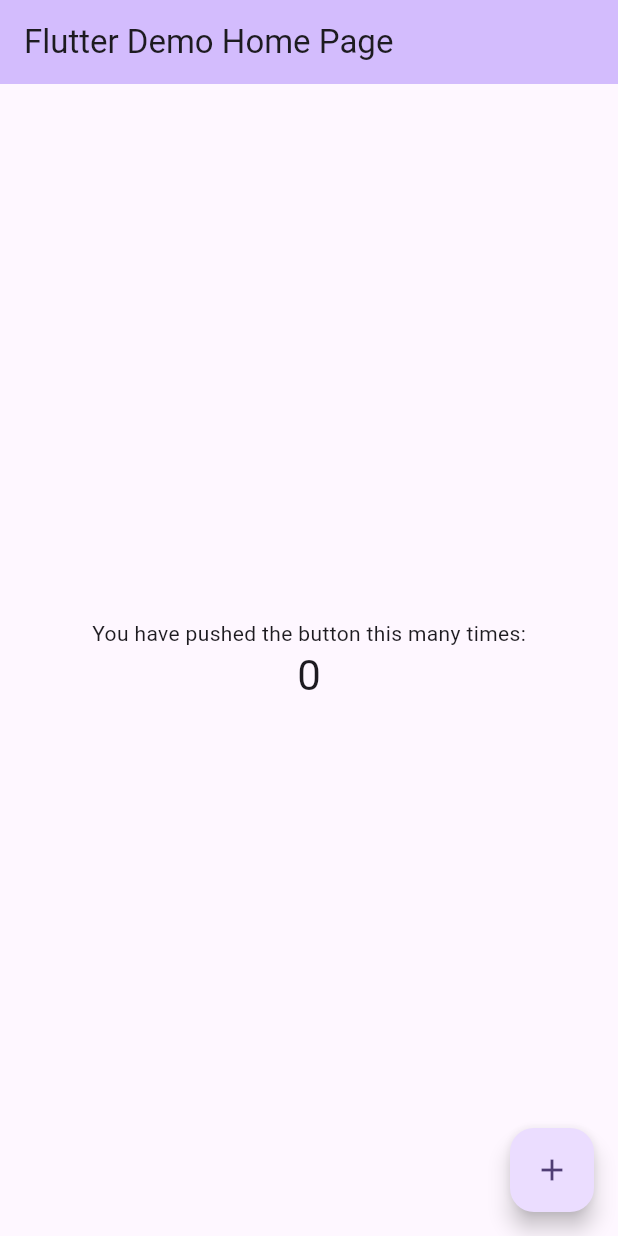
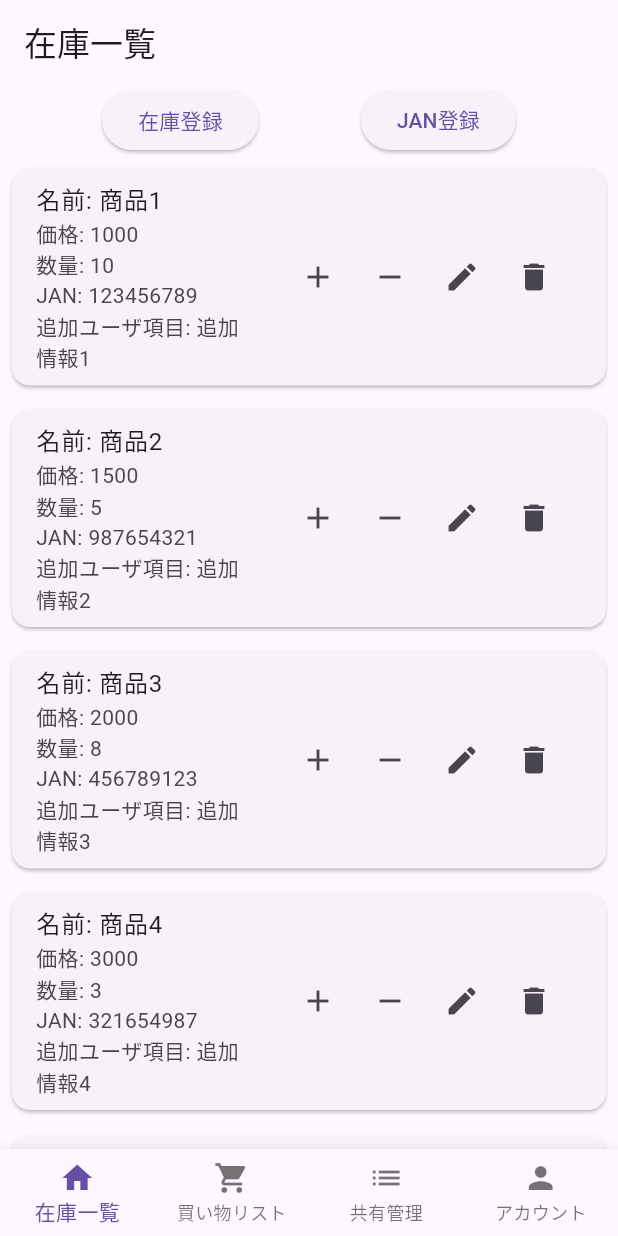
Before and after one commit to Sora0613/FlutterPractice, a Flutter app: the screen it shows after launch, on a phone screen of 412 x 824 dp. Run offline on Flutter 3.47's test engine with Material 3 defaults, Android fonts, the phone set to English and light mode, and no system bars.

Commit message:
画面頑張ってます。

```diff
--- a/lib/main.dart
+++ b/lib/main.dart
@@ -1,125 +1,6 @@
 import 'package:flutter/material.dart';
+import 'src/nav.dart';
 
 void main() {
   runApp(const MyApp());
 }
-
-class MyApp extends StatelessWidget {
-  const MyApp({super.key});
-
-  // This widget is the root of your application.
-  @override
-  Widget build(BuildContext context) {
-    return MaterialApp(
-      title: 'Flutter Demo',
-      theme: ThemeData(
-        // This is the theme of your application.
-        //
-        // TRY THIS: Try running your application with "flutter run". You'll see
-        // the application has a purple toolbar. Then, without quitting the app,
-        // try changing the seedColor in the colorScheme below to Colors.green
-        // and then invoke "hot reload" (save your changes or press the "hot
-        // reload" button in a Flutter-supported IDE, or press "r" if you used
-        // the command line to start the app).
-        //
-        // Notice that the counter didn't reset back to zero; the application
-        // state is not lost during the reload. To reset the state, use hot
-        // restart instead.
-        //
-        // This works for code too, not just values: Most code changes can be
-        // tested with just a hot reload.
-        colorScheme: ColorScheme.fromSeed(seedColor: Colors.deepPurple),
-        useMaterial3: true,
-      ),
-      home: const MyHomePage(title: 'Flutter Demo Home Page'),
-    );
-  }
-}
-
-class MyHomePage extends StatefulWidget {
-  const MyHomePage({super.key, required this.title});
-
-  // This widget is the home page of your application. It is stateful, meaning
-  // that it has a State object (defined below) that contains fields that affect
-  // how it looks.
-
-  // This class is the configuration for the state. It holds the values (in this
-  // case the title) provided by the parent (in this case the App widget) and
-  // used by the build method of the State. Fields in a Widget subclass are
-  // always marked "final".
-
-  final String title;
-
-  @override
-  State<MyHomePage> createState() => _MyHomePageState();
-}
-
-class _MyHomePageState extends State<MyHomePage> {
-  int _counter = 0;
-
-  void _incrementCounter() {
-    setState(() {
-      // This call to setState tells the Flutter framework that something has
-      // changed in this State, which causes it to rerun the build method below
-      // so that the display can reflect the updated values. If we changed
-      // _counter without calling setState(), then the build method would not be
-      // called again, and so nothing would appear to happen.
-      _counter++;
-    });
-  }
-
-  @override
-  Widget build(BuildContext context) {
-    // This method is rerun every time setState is called, for instance as done
-    // by the _incrementCounter method above.
-    //
-    // The Flutter framework has been optimized to make rerunning build methods
-    // fast, so that you can just rebuild anything that needs updating rather
-    // than having to individually change instances of widgets.
-    return Scaffold(
-      appBar: AppBar(
-        // TRY THIS: Try changing the color here to a specific color (to
-        // Colors.amber, perhaps?) and trigger a hot reload to see the AppBar
-        // change color while the other colors stay the same.
-        backgroundColor: Theme.of(context).colorScheme.inversePrimary,
-        // Here we take the value from the MyHomePage object that was created by
-        // the App.build method, and use it to set our appbar title.
-        title: Text(widget.title),
-      ),
-      body: Center(
-        // Center is a layout widget. It takes a single child and positions it
-        // in the middle of the parent.
-        child: Column(
-          // Column is also a layout widget. It takes a list of children and
-          // arranges them vertically. By default, it sizes itself to fit its
-          // children horizontally, and tries to be as tall as its parent.
-          //
-          // Column has various properties to control how it sizes itself and
-          // how it positions its children. Here we use mainAxisAlignment to
-          // center the children vertically; the main axis here is the vertical
-          // axis because Columns are vertical (the cross axis would be
-          // horizontal).
-          //
-          // TRY THIS: Invoke "debug painting" (choose the "Toggle Debug Paint"
-          // action in the IDE, or press "p" in the console), to see the
-          // wireframe for each widget.
-          mainAxisAlignment: MainAxisAlignment.center,
-          children: <Widget>[
-            const Text(
-              'You have pushed the button this many times:',
-            ),
-            Text(
-              '$_counter',
-              style: Theme.of(context).textTheme.headlineMedium,
-            ),
-          ],
-        ),
-      ),
-      floatingActionButton: FloatingActionButton(
-        onPressed: _incrementCounter,
-        tooltip: 'Increment',
-        child: const Icon(Icons.add),
-      ), // This trailing comma makes auto-formatting nicer for build methods.
-    );
-  }
-}
--- /dev/null
+++ b/lib/src/nav.dart
@@ -0,0 +1,62 @@
+import 'package:flutter/material.dart';
+
+import 'screens/account.dart';
+import 'screens/share_info.dart';
+import 'screens/inventory_list.dart';
+import 'screens/shopping_list.dart';
+
+class MyApp extends StatelessWidget {
+  const MyApp({Key? key}) : super(key: key);
+
+  @override
+  Widget build(BuildContext context) {
+    return MaterialApp(
+      title: 'Flutter Demo',
+      theme: ThemeData(
+        primarySwatch: Colors.blue,
+      ),
+      home: const MyStatefulWidget(),
+    );
+  }
+}
+
+class MyStatefulWidget extends StatefulWidget {
+  const MyStatefulWidget({Key? key}) : super(key: key);
+
+  @override
+  State<MyStatefulWidget> createState() => _MyStatefulWidgetState();
+}
+
+class _MyStatefulWidgetState extends State<MyStatefulWidget> {
+  static const _screens = [
+    InventoryList(),
+    ShoppingList(),
+    ShareInfo(),
+    AccountScreen()
+  ];
+
+  int _selectedIndex = 0;
+
+  void _onItemTapped(int index) {
+    setState(() {
+      _selectedIndex = index;
+    });
+  }
+
+  @override
+  Widget build(BuildContext context) {
+    return Scaffold(
+        body: _screens[_selectedIndex],
+        bottomNavigationBar: BottomNavigationBar(
+          currentIndex: _selectedIndex,
+          onTap: _onItemTapped,
+          items: const <BottomNavigationBarItem>[
+            BottomNavigationBarItem(icon: Icon(Icons.home), label: '在庫一覧'),
+            BottomNavigationBarItem(icon: Icon(Icons.shopping_cart), label: '買い物リスト'),
+            BottomNavigationBarItem(icon: Icon(Icons.list), label: '共有管理'),
+            BottomNavigationBarItem(icon: Icon(Icons.person), label: 'アカウント'),
+          ],
+          type: BottomNavigationBarType.fixed,
+        ));
+  }
+}
--- /dev/null
+++ b/lib/src/screens/inventory_list.dart
@@ -0,0 +1,148 @@
+import 'dart:convert';
+
+import 'package:flutter/material.dart';
+
+class InventoryList extends StatefulWidget {
+  const InventoryList({Key? key}) : super(key: key);
+
+  @override
+  _InventoryListState createState() => _InventoryListState();
+}
+
+class _InventoryListState extends State<InventoryList> {
+  List<Item> items = []; // アイテムのリスト
+
+  @override
+  void initState() {
+    super.initState();
+    loadItemsFromJson();
+  }
+
+  void loadItemsFromJson() {
+    // ダミーデータ
+    const jsonString = '''
+      [
+        {"name": "商品1", "price": 1000, "quantity": 10, "jan": "123456789", "additionalInfo": "追加情報1"},
+        {"name": "商品2", "price": 1500, "quantity": 5, "jan": "987654321", "additionalInfo": "追加情報2"},
+        {"name": "商品3", "price": 2000, "quantity": 8, "jan": "456789123", "additionalInfo": "追加情報3"},
+        {"name": "商品4", "price": 3000, "quantity": 3, "jan": "321654987", "additionalInfo": "追加情報4"},
+        {"name": "商品5", "price": 5000, "quantity": 1, "jan": "789123456", "additionalInfo": "追加情報5"}
+      ]
+    ''';
+
+    // JSONデータをList<Item>に変換
+    final jsonData = json.decode(jsonString) as List;
+    items = jsonData.map((item) => Item.fromJson(item)).toList();
+  }
+
+  @override
+  Widget build(BuildContext context) {
+    return Scaffold(
+      appBar: AppBar(
+        title: const Text('在庫一覧'),
+      ),
+      body: Column(
+        children: [
+          Row(
+            mainAxisAlignment: MainAxisAlignment.spaceEvenly,
+            children: [
+              ElevatedButton(
+                onPressed: () {
+                  // 在庫登録画面へ遷移する処理を追加
+                },
+                child: const Text('在庫登録'),
+              ),
+              ElevatedButton(
+                onPressed: () {
+                  // JAN登録画面へ遷移する処理を追加
+                },
+                child: const Text('JAN登録'),
+              ),
+            ],
+          ),
+          Expanded(
+            child: ListView.builder(
+              itemCount: items.length,
+              itemBuilder: (context, index) {
+                return _buildListItem(index);
+              },
+            ),
+          ),
+        ],
+      ),
+    );
+  }
+
+  Widget _buildListItem(int index) {
+    return Card(
+      margin: const EdgeInsets.all(8.0),
+      child: ListTile(
+        title: Text('名前: ${items[index].name}'),
+        subtitle: Column(
+          crossAxisAlignment: CrossAxisAlignment.start,
+          children: [
+            Text('価格: ${items[index].price}'),
+            Text('数量: ${items[index].quantity}'),
+            Text('JAN: ${items[index].jan}'),
+            Text('追加ユーザ項目: ${items[index].additionalInfo}'),
+          ],
+        ),
+        trailing: Row(
+          mainAxisSize: MainAxisSize.min,
+          children: [
+            IconButton(
+              icon: const Icon(Icons.add),
+              onPressed: () {
+                // 数量増加ボタンの処理を追加
+              },
+            ),
+            IconButton(
+              icon: const Icon(Icons.remove),
+              onPressed: () {
+                // 数量減少ボタンの処理を追加
+              },
+            ),
+            IconButton(
+              icon: const Icon(Icons.edit),
+              onPressed: () {
+                // 編集ボタンの処理を追加
+              },
+            ),
+            IconButton(
+              icon: const Icon(Icons.delete),
+              onPressed: () {
+                // 削除ボタンの処理を追加
+              },
+            ),
+          ],
+        ),
+      ),
+    );
+  }
+}
+
+class Item {
+  final String name;
+  final int price;
+  final int quantity;
+  final String jan;
+  final String additionalInfo;
+
+  Item({
+    required this.name,
+    required this.price,
+    required this.quantity,
+    required this.jan,
+    required this.additionalInfo,
+  });
+
+  factory Item.fromJson(Map<String, dynamic> json) {
+    return Item(
+      name: json['name'] as String,
+      price: json['price'] as int,
+      quantity: json['quantity'] as int,
+      jan: json['jan'] as String,
+      additionalInfo: json['additionalInfo'] as String,
+    );
+  }
+}
```
Also changed, not shown: lib/src/screens/account.dart (added, +16 -0 lines), lib/src/screens/share_info.dart (added, +158 -0 lines), lib/src/screens/shopping_list.dart (added, +191 -0 lines), 3 other files.
